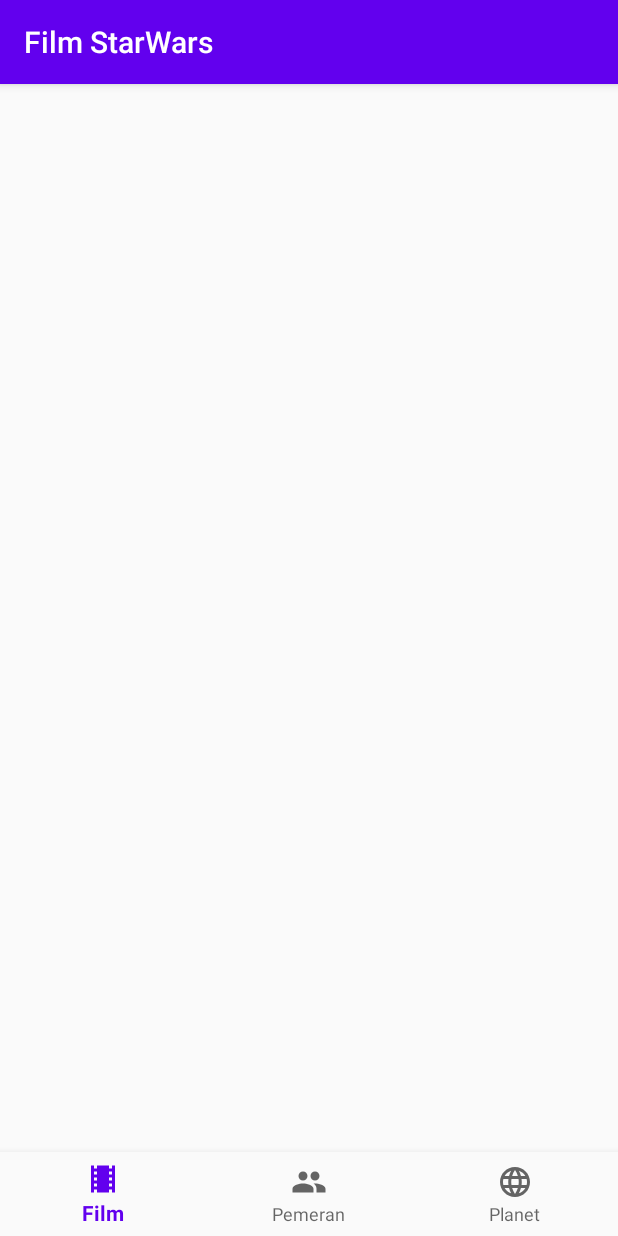
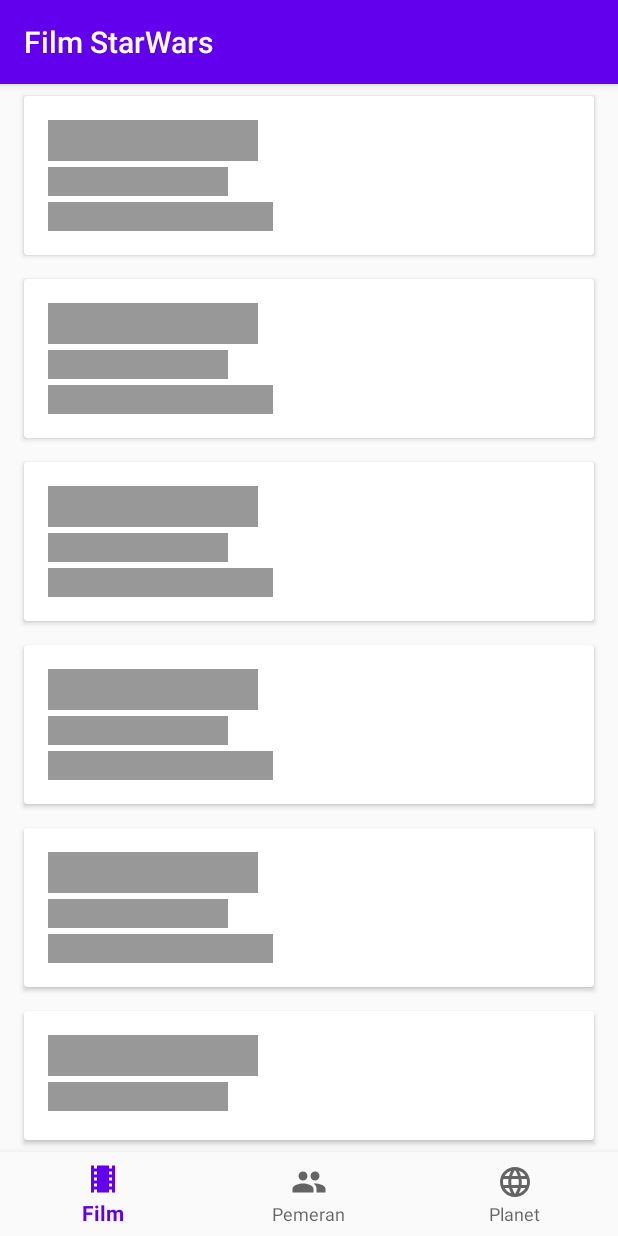
Before and after one commit to yogadarma13/StarWarsApp, an Android app: the FilmFragment screen opened directly, with no data from a screen before it, on a phone screen of 412 x 824 dp. Run offline under Robolectric (Android 15) with nearby library versions, the phone set to English and light mode, and no system bars; our stand-ins replace RxJava, Shimmer, navigation-ui; libraries missing offline, so code that uses them is left out: hu.akarnokd.rxjava3; 3 statements that could not run were skipped.

Commit message:
adding shimmer

```diff
--- a/app/build.gradle
+++ b/app/build.gradle
@@ -45,6 +45,10 @@ dependencies {
     // RxJava
     implementation "io.reactivex.rxjava3:rxandroid:3.0.0"
     implementation "io.reactivex.rxjava3:rxjava:3.0.2"
+
+    // Shimmer
+    implementation 'com.facebook.shimmer:shimmer:0.5.0'
+
     implementation 'androidx.vectordrawable:vectordrawable:1.1.0'
     implementation 'androidx.navigation:navigation-fragment:2.3.0'
     implementation 'androidx.navigation:navigation-ui:2.3.0'
--- a/app/src/main/AndroidManifest.xml
+++ b/app/src/main/AndroidManifest.xml
@@ -8,6 +8,7 @@
         android:name=".App"
         android:allowBackup="true"
         android:icon="@mipmap/ic_launcher"
+        android:networkSecurityConfig="@xml/network_security_config"
         android:label="@string/app_name"
         android:roundIcon="@mipmap/ic_launcher_round"
         android:supportsRtl="true"
--- a/app/src/main/java/com/yogadarma/starwars/ui/film/FilmFragment.java
+++ b/app/src/main/java/com/yogadarma/starwars/ui/film/FilmFragment.java
@@ -1,11 +1,13 @@
 package com.yogadarma.starwars.ui.film;
 
+import android.animation.ValueAnimator;
 import android.os.Bundle;
 import android.os.Handler;
 import android.util.Log;
 import android.view.LayoutInflater;
 import android.view.View;
 import android.view.ViewGroup;
+import android.widget.ProgressBar;
 import android.widget.TextView;
 import android.widget.Toast;
 
@@ -15,6 +17,7 @@ import androidx.fragment.app.Fragment;
 import androidx.recyclerview.widget.LinearLayoutManager;
 import androidx.recyclerview.widget.RecyclerView;
 
+import com.facebook.shimmer.ShimmerFrameLayout;
 import com.yogadarma.starwars.R;
 import com.yogadarma.starwars.model.responses.FilmsResponse;
 import com.yogadarma.starwars.model.responses.FilmsResultsItem;
@@ -27,12 +30,13 @@ public class FilmFragment extends Fragment implements FilmContract.View {
     private FilmContract.Presenter mPresenter;
     private RecyclerView rvFilm;
     private FilmAdapter filmAdapter;
+    private ShimmerFrameLayout shimmerFrameLayout;
     ArrayList<FilmsResultsItem> listFilm = new ArrayList<>();
 
     @Override
     public View onCreateView(LayoutInflater inflater, ViewGroup container,
                              Bundle savedInstanceState) {
-        // Inflate the layout for this fragment
+
         return inflater.inflate(R.layout.fragment_film, container, false);
     }
 
@@ -40,12 +44,24 @@ public class FilmFragment extends Fragment implements FilmContract.View {
     public void onViewCreated(@NonNull View view, @Nullable Bundle savedInstanceState) {
         super.onViewCreated(view, savedInstanceState);
 
+        shimmerFrameLayout = view.findViewById(R.id.shimmer_view_film);
         rvFilm = view.findViewById(R.id.rv_film);
         setupRecyclerView();
 
         mPresenter = new FilmPresenter(this);
         mPresenter.getListFilm();
 
+        showShimmer();
+    }
+
+    private void showShimmer() {
+        shimmerFrameLayout.setVisibility(View.VISIBLE);
+        shimmerFrameLayout.startShimmer();
+    }
+
+    private void hideShimmer() {
+        shimmerFrameLayout.setVisibility(View.GONE);
+        shimmerFrameLayout.stopShimmer();
     }
 
     private void setupRecyclerView() {
@@ -62,12 +78,14 @@ public class FilmFragment extends Fragment implements FilmContract.View {
 
             FilmAdapter filmAdapter = (FilmAdapter) Objects.requireNonNull(rvFilm.getAdapter());
             filmAdapter.notifyDataSetChanged();
+            hideShimmer();
 
         }, 1500);
     }
 
     @Override
     public void listFilmFailure(String message) {
+        hideShimmer();
         Toast.makeText(getActivity(), message, Toast.LENGTH_SHORT).show();
     }
 }
--- a/app/src/main/res/layout/fragment_film.xml
+++ b/app/src/main/res/layout/fragment_film.xml
@@ -1,17 +1,33 @@
 <?xml version="1.0" encoding="utf-8"?>
 <androidx.constraintlayout.widget.ConstraintLayout xmlns:android="http://schemas.android.com/apk/res/android"
     xmlns:app="http://schemas.android.com/apk/res-auto"
+    xmlns:shimmer="http://schemas.android.com/apk/res-auto"
     xmlns:tools="http://schemas.android.com/tools"
     android:layout_width="match_parent"
     android:layout_height="match_parent"
     tools:context=".ui.film.FilmFragment">
 
+    <com.facebook.shimmer.ShimmerFrameLayout
+        android:id="@+id/shimmer_view_film"
+        android:layout_width="match_parent"
+        android:layout_height="wrap_content"
+        android:layout_gravity="center"
+        android:visibility="gone"
+        android:orientation="vertical"
+        app:layout_constraintEnd_toEndOf="parent"
+        app:layout_constraintStart_toStartOf="parent"
+        app:layout_constraintTop_toTopOf="parent">
+
+        <include layout="@layout/layout_shimmer" />
+
+    </com.facebook.shimmer.ShimmerFrameLayout>
+
     <androidx.recyclerview.widget.RecyclerView
+        android:id="@+id/rv_film"
         android:layout_width="0dp"
         android:layout_height="0dp"
-        android:id="@+id/rv_film"
-        app:layout_constraintTop_toTopOf="parent"
         app:layout_constraintBottom_toBottomOf="parent"
+        app:layout_constraintEnd_toEndOf="parent"
         app:layout_constraintStart_toStartOf="parent"
-        app:layout_constraintEnd_toEndOf="parent"/>
+        app:layout_constraintTop_toTopOf="parent" />
 </androidx.constraintlayout.widget.ConstraintLayout>
--- /dev/null
+++ b/app/src/main/res/layout/layout_shimmer.xml
@@ -0,0 +1,20 @@
+<?xml version="1.0" encoding="utf-8"?>
+<LinearLayout
+    xmlns:android="http://schemas.android.com/apk/res/android"
+    android:layout_width="match_parent"
+    android:layout_height="match_parent"
+    android:orientation="vertical">
+
+    <include layout="@layout/shimmer_item"/>
+
+    <include layout="@layout/shimmer_item"/>
+
+    <include layout="@layout/shimmer_item"/>
+
+    <include layout="@layout/shimmer_item"/>
+
+    <include layout="@layout/shimmer_item"/>
+
+    <include layout="@layout/shimmer_item"/>
+
+</LinearLayout>
--- /dev/null
+++ b/app/src/main/res/layout/shimmer_item.xml
@@ -0,0 +1,45 @@
+<?xml version="1.0" encoding="utf-8"?>
+<androidx.cardview.widget.CardView xmlns:android="http://schemas.android.com/apk/res/android"
+    xmlns:app="http://schemas.android.com/apk/res-auto"
+    xmlns:tools="http://schemas.android.com/tools"
+    android:layout_width="match_parent"
+    android:layout_height="wrap_content"
+    android:layout_marginHorizontal="16dp"
+    android:layout_marginVertical="8dp">
+
+    <androidx.constraintlayout.widget.ConstraintLayout
+        android:layout_width="match_parent"
+        android:layout_height="wrap_content"
+        android:padding="16dp">
+
+        <TextView
+            android:id="@+id/tv_film_title"
+            android:layout_width="140dp"
+            android:layout_height="wrap_content"
+            android:background="@color/shimmer_background"
+            android:textSize="20sp"
+            android:textStyle="bold"
+            app:layout_constraintStart_toStartOf="parent"
+            app:layout_constraintTop_toTopOf="parent" />
+
+        <TextView
+            android:id="@+id/tv_film_director"
+            android:layout_width="120dp"
+            android:background="@color/shimmer_background"
+            android:layout_height="wrap_content"
+            android:layout_marginTop="4dp"
+            app:layout_constraintStart_toStartOf="parent"
+            app:layout_constraintTop_toBottomOf="@+id/tv_film_title" />
+
+        <TextView
+            android:id="@+id/tv_film_release_date"
+            android:layout_width="150dp"
+            android:layout_height="wrap_content"
+            android:layout_marginTop="4dp"
+            app:layout_constraintStart_toStartOf="parent"
+            app:layout_constraintTop_toBottomOf="@+id/tv_film_director"
+            android:background="@color/shimmer_background"/>
+
+    </androidx.constraintlayout.widget.ConstraintLayout>
+
+</androidx.cardview.widget.CardView>
--- a/app/src/main/res/values/colors.xml
+++ b/app/src/main/res/values/colors.xml
@@ -3,4 +3,5 @@
     <color name="colorPrimary">#6200EE</color>
     <color name="colorPrimaryDark">#3700B3</color>
     <color name="colorAccent">#03DAC5</color>
+    <color name="shimmer_background">#989898</color>
 </resources>
--- /dev/null
+++ b/app/src/main/res/xml/network_security_config.xml
@@ -0,0 +1,6 @@
+<?xml version="1.0" encoding="utf-8"?>
+<network-security-config>
+    <domain-config cleartextTrafficPermitted="true">
+        <domain includeSubdomains="true">swapi.dev</domain>
+    </domain-config>
+</network-security-config>
```
Also changed, not shown: app/src/main/java/com/yogadarma/starwars/ui/people/PeopleFragment.java (+17 -0 lines), app/src/main/java/com/yogadarma/starwars/ui/planet/PlanetFragment.java (+19 -0 lines), app/src/main/res/layout/fragment_people.xml (+15 -0 lines), app/src/main/res/layout/fragment_planet.xml (+15 -0 lines).
